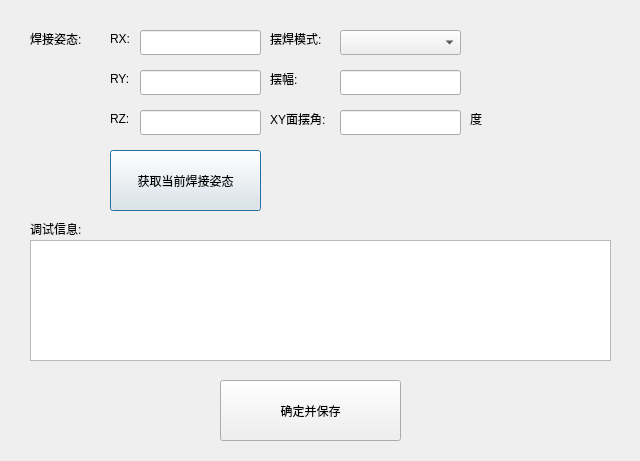
This is setcraftdlg.ui in qubo188612/qtwelding as Qt 5 draws it before an edit. The edited form follows.
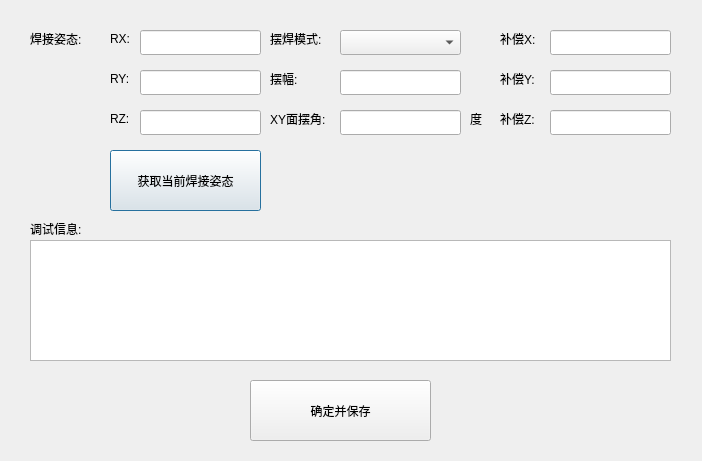
This is the edited form.

```diff
--- a/setcraftdlg.ui
+++ b/setcraftdlg.ui
@@ -6,7 +6,7 @@
    <rect>
     <x>0</x>
     <y>0</y>
-    <width>640</width>
+    <width>702</width>
     <height>461</height>
    </rect>
   </property>
@@ -83,7 +83,7 @@
     <rect>
      <x>30</x>
      <y>240</y>
-     <width>581</width>
+     <width>641</width>
      <height>121</height>
     </rect>
    </property>
@@ -173,7 +173,7 @@
   <widget class="QPushButton" name="pushButton_2">
    <property name="geometry">
     <rect>
-     <x>220</x>
+     <x>250</x>
      <y>380</y>
      <width>181</width>
      <height>61</height>
@@ -226,6 +226,75 @@
     </rect>
    </property>
   </widget>
+  <widget class="QLabel" name="label_13">
+   <property name="geometry">
+    <rect>
+     <x>500</x>
+     <y>30</y>
+     <width>51</width>
+     <height>17</height>
+    </rect>
+   </property>
+   <property name="text">
+    <string>补偿X:</string>
+   </property>
+  </widget>
+  <widget class="QLabel" name="label_14">
+   <property name="geometry">
+    <rect>
+     <x>500</x>
+     <y>70</y>
+     <width>51</width>
+     <height>17</height>
+    </rect>
+   </property>
+   <property name="text">
+    <string>补偿Y:</string>
+   </property>
+  </widget>
+  <widget class="QLabel" name="label_15">
+   <property name="geometry">
+    <rect>
+     <x>500</x>
+     <y>110</y>
+     <width>51</width>
+     <height>17</height>
+    </rect>
+   </property>
+   <property name="text">
+    <string>补偿Z:</string>
+   </property>
+  </widget>
+  <widget class="QLineEdit" name="lineEdit_X">
+   <property name="geometry">
+    <rect>
+     <x>550</x>
+     <y>30</y>
+     <width>121</width>
+     <height>25</height>
+    </rect>
+   </property>
+  </widget>
+  <widget class="QLineEdit" name="lineEdit_Y">
+   <property name="geometry">
+    <rect>
+     <x>550</x>
+     <y>70</y>
+     <width>121</width>
+     <height>25</height>
+    </rect>
+   </property>
+  </widget>
+  <widget class="QLineEdit" name="lineEdit_Z">
+   <property name="geometry">
+    <rect>
+     <x>550</x>
+     <y>110</y>
+     <width>121</width>
+     <height>25</height>
+    </rect>
+   </property>
+  </widget>
  </widget>
  <resources/>
  <connections/>
```
